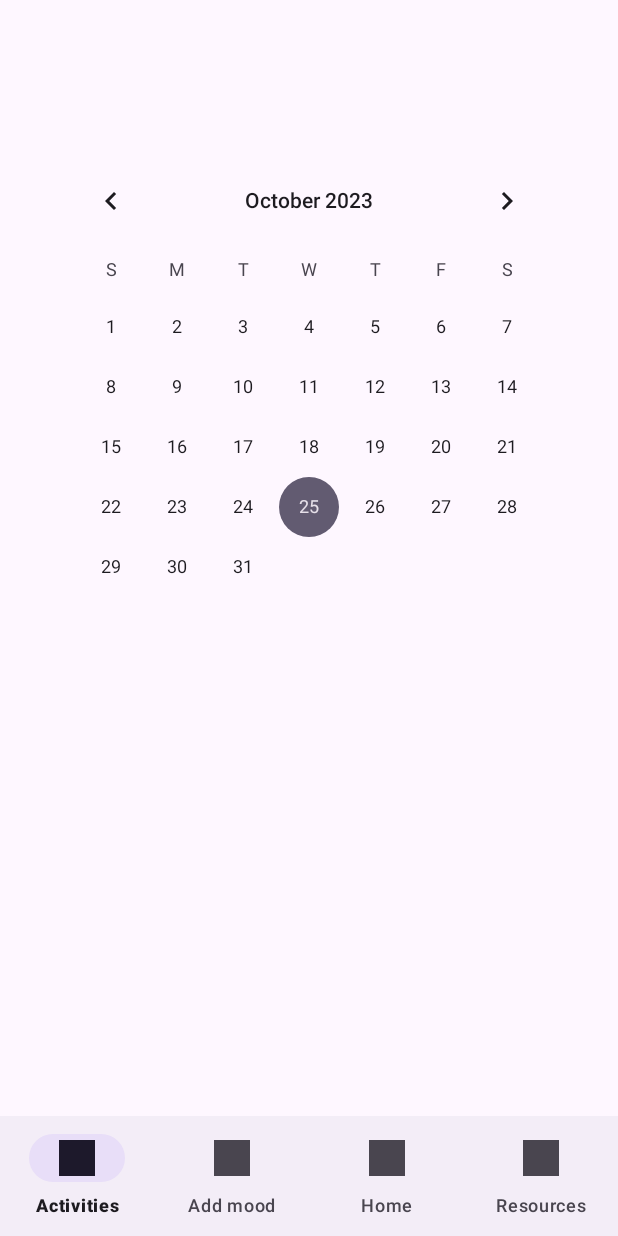
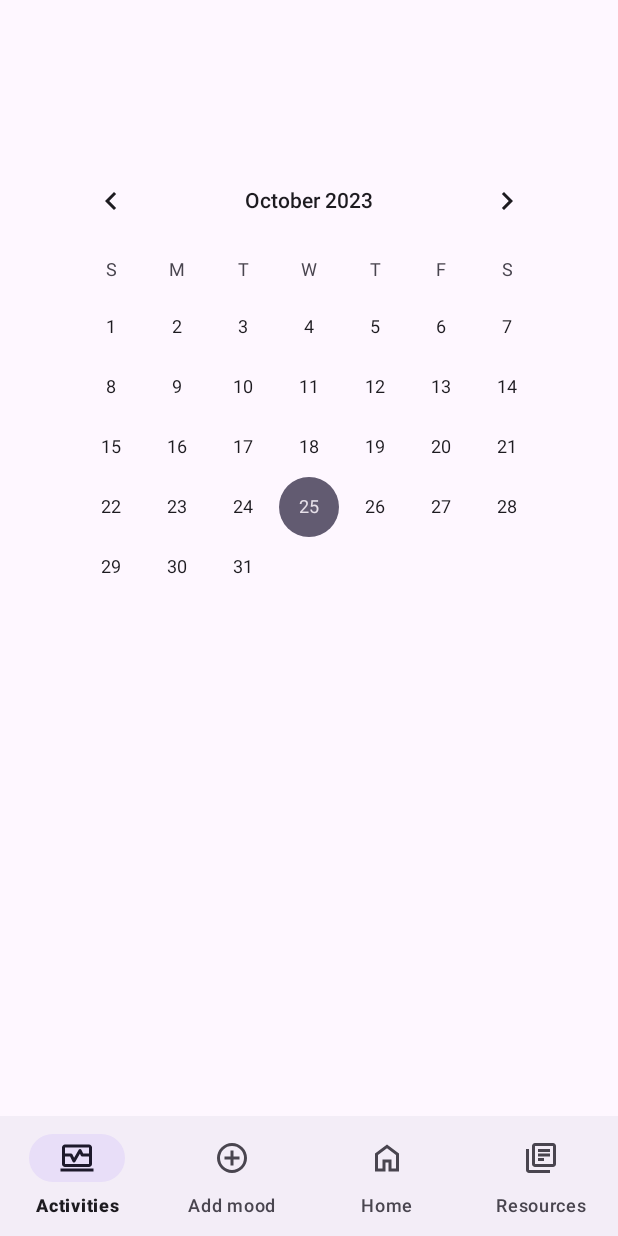
Before and after one commit to SQA-Group-1/feel_good_inc, an Android app: the screen it shows after launch (HomePage), on a phone screen of 412 x 824 dp. Run offline under Robolectric (Android 15) with nearby library versions, the phone set to English and light mode, and no system bars.

Commit message:
Add icons to navigation bar

```diff
--- /dev/null
+++ b/app/src/main/res/drawable/account_circle.xml
@@ -0,0 +1,10 @@
+<vector xmlns:android="http://schemas.android.com/apk/res/android"
+    android:width="24dp"
+    android:height="24dp"
+    android:viewportWidth="960"
+    android:viewportHeight="960"
+    android:tint="?attr/colorControlNormal">
+  <path
+      android:fillColor="@android:color/white"
+      android:pathData="M234,684Q285,645 348,622.5Q411,600 480,600Q549,600 612,622.5Q675,645 726,684Q761,643 780.5,591Q800,539 800,480Q800,347 706.5,253.5Q613,160 480,160Q347,160 253.5,253.5Q160,347 160,480Q160,539 179.5,591Q199,643 234,684ZM480,520Q421,520 380.5,479.5Q340,439 340,380Q340,321 380.5,280.5Q421,240 480,240Q539,240 579.5,280.5Q620,321 620,380Q620,439 579.5,479.5Q539,520 480,520ZM480,880Q397,880 324,848.5Q251,817 197,763Q143,709 111.5,636Q80,563 80,480Q80,397 111.5,324Q143,251 197,197Q251,143 324,111.5Q397,80 480,80Q563,80 636,111.5Q709,143 763,197Q817,251 848.5,324Q880,397 880,480Q880,563 848.5,636Q817,709 763,763Q709,817 636,848.5Q563,880 480,880ZM480,800Q533,800 580,784.5Q627,769 666,740Q627,711 580,695.5Q533,680 480,680Q427,680 380,695.5Q333,711 294,740Q333,769 380,784.5Q427,800 480,800ZM480,440Q506,440 523,423Q540,406 540,380Q540,354 523,337Q506,320 480,320Q454,320 437,337Q420,354 420,380Q420,406 437,423Q454,440 480,440ZM480,380Q480,380 480,380Q480,380 480,380Q480,380 480,380Q480,380 480,380Q480,380 480,380Q480,380 480,380Q480,380 480,380Q480,380 480,380ZM480,740Q480,740 480,740Q480,740 480,740Q480,740 480,740Q480,740 480,740Q480,740 480,740Q480,740 480,740Q480,740 480,740Q480,740 480,740Z"/>
+</vector>
--- /dev/null
+++ b/app/src/main/res/drawable/add_circle.xml
@@ -0,0 +1,10 @@
+<vector xmlns:android="http://schemas.android.com/apk/res/android"
+    android:width="24dp"
+    android:height="24dp"
+    android:viewportWidth="960"
+    android:viewportHeight="960"
+    android:tint="?attr/colorControlNormal">
+  <path
+      android:fillColor="@android:color/white"
+      android:pathData="M440,680L520,680L520,520L680,520L680,440L520,440L520,280L440,280L440,440L280,440L280,520L440,520L440,680ZM480,880Q397,880 324,848.5Q251,817 197,763Q143,709 111.5,636Q80,563 80,480Q80,397 111.5,324Q143,251 197,197Q251,143 324,111.5Q397,80 480,80Q563,80 636,111.5Q709,143 763,197Q817,251 848.5,324Q880,397 880,480Q880,563 848.5,636Q817,709 763,763Q709,817 636,848.5Q563,880 480,880ZM480,800Q614,800 707,707Q800,614 800,480Q800,346 707,253Q614,160 480,160Q346,160 253,253Q160,346 160,480Q160,614 253,707Q346,800 480,800ZM480,480Q480,480 480,480Q480,480 480,480Q480,480 480,480Q480,480 480,480Q480,480 480,480Q480,480 480,480Q480,480 480,480Q480,480 480,480Z"/>
+</vector>
--- /dev/null
+++ b/app/src/main/res/drawable/browse_activity.xml
@@ -0,0 +1,10 @@
+<vector xmlns:android="http://schemas.android.com/apk/res/android"
+    android:width="24dp"
+    android:height="24dp"
+    android:viewportWidth="960"
+    android:viewportHeight="960"
+    android:tint="?attr/colorControlNormal">
+  <path
+      android:fillColor="@android:color/white"
+      android:pathData="M80,360L80,200Q80,167 103.5,143.5Q127,120 160,120L800,120Q833,120 856.5,143.5Q880,167 880,200L880,360L800,360L800,200Q800,200 800,200Q800,200 800,200L160,200Q160,200 160,200Q160,200 160,200L160,360L80,360ZM160,720Q127,720 103.5,696.5Q80,673 80,640L80,440L160,440L160,640Q160,640 160,640Q160,640 160,640L800,640Q800,640 800,640Q800,640 800,640L800,440L880,440L880,640Q880,673 856.5,696.5Q833,720 800,720L160,720ZM40,840L40,760L920,760L920,840L40,840ZM480,420L480,420Q480,420 480,420Q480,420 480,420L480,420Q480,420 480,420Q480,420 480,420L480,420Q480,420 480,420Q480,420 480,420L480,420Q480,420 480,420Q480,420 480,420ZM80,440L80,360L320,360Q331,360 341,366Q351,372 356,382L403,475L526,260Q531,251 540,245.5Q549,240 560,240Q571,240 581,245.5Q591,251 596,262L645,360L880,360L880,440L620,440Q609,440 599,434.5Q589,429 584,418L558,365L435,580Q430,590 420,595Q410,600 399,600Q388,600 378.5,594Q369,588 364,578L295,440L80,440Z"/>
+</vector>
--- /dev/null
+++ b/app/src/main/res/drawable/home.xml
@@ -0,0 +1,10 @@
+<vector xmlns:android="http://schemas.android.com/apk/res/android"
+    android:width="24dp"
+    android:height="24dp"
+    android:viewportWidth="960"
+    android:viewportHeight="960"
+    android:tint="?attr/colorControlNormal">
+  <path
+      android:fillColor="@android:color/white"
+      android:pathData="M240,760L360,760L360,520L600,520L600,760L720,760L720,400L480,220L240,400L240,760ZM160,840L160,360L480,120L800,360L800,840L520,840L520,600L440,600L440,840L160,840ZM480,490L480,490L480,490L480,490L480,490L480,490L480,490L480,490L480,490L480,490Z"/>
+</vector>
--- /dev/null
+++ b/app/src/main/res/drawable/library_books.xml
@@ -0,0 +1,11 @@
+<vector xmlns:android="http://schemas.android.com/apk/res/android"
+    android:width="24dp"
+    android:height="24dp"
+    android:viewportWidth="960"
+    android:viewportHeight="960"
+    android:tint="?attr/colorControlNormal"
+    android:autoMirrored="true">
+  <path
+      android:fillColor="@android:color/white"
+      android:pathData="M400,560L560,560L560,480L400,480L400,560ZM400,440L720,440L720,360L400,360L400,440ZM400,320L720,320L720,240L400,240L400,320ZM320,720Q287,720 263.5,696.5Q240,673 240,640L240,160Q240,127 263.5,103.5Q287,80 320,80L800,80Q833,80 856.5,103.5Q880,127 880,160L880,640Q880,673 856.5,696.5Q833,720 800,720L320,720ZM320,640L800,640Q800,640 800,640Q800,640 800,640L800,160Q800,160 800,160Q800,160 800,160L320,160Q320,160 320,160Q320,160 320,160L320,640Q320,640 320,640Q320,640 320,640ZM160,880Q127,880 103.5,856.5Q80,833 80,800L80,240L160,240L160,800Q160,800 160,800Q160,800 160,800L720,800L720,880L160,880ZM320,160L320,160Q320,160 320,160Q320,160 320,160L320,640Q320,640 320,640Q320,640 320,640L320,640Q320,640 320,640Q320,640 320,640L320,160Q320,160 320,160Q320,160 320,160Z"/>
+</vector>
--- a/app/src/main/res/menu/bottom_navigation_menu.xml
+++ b/app/src/main/res/menu/bottom_navigation_menu.xml
@@ -2,18 +2,18 @@
 <menu xmlns:android="http://schemas.android.com/apk/res/android">
     <item android:id="@+id/activityButton"
         android:enabled="true"
-        android:icon="@drawable/ic_launcher_background"
+        android:icon="@drawable/browse_activity"
         android:title="@string/activities"/>
     <item android:id="@+id/moodButton"
         android:enabled="true"
-        android:icon="@drawable/ic_launcher_background"
+        android:icon="@drawable/add_circle"
         android:title="@string/add_mood"/>
     <item android:id="@+id/homeButton"
         android:enabled="true"
-        android:icon="@drawable/ic_launcher_background"
+        android:icon="@drawable/home"
         android:title="@string/home"/>
     <item android:id="@+id/resourcesButton"
         android:enabled="true"
-        android:icon="@drawable/ic_launcher_background"
+        android:icon="@drawable/library_books"
         android:title="@string/resources"/>
 </menu>
```
